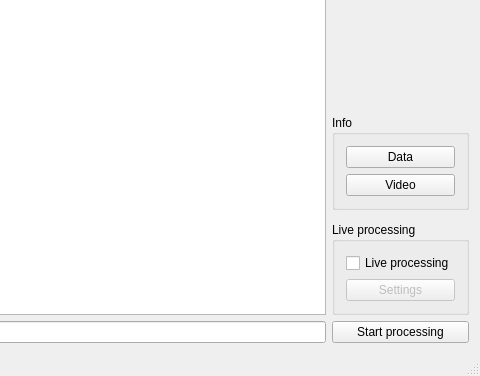
Old version of the form src/ui/advboardmain.ui in the repository krajsz/AdvBoard; both pictures show x 699 to 1179 and y 325 to 701 of the 1179 by 701 pixel window.
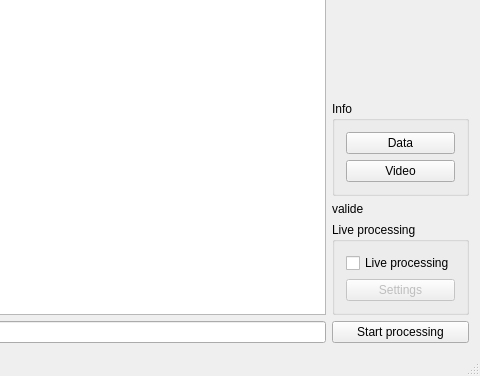
New version of the form. Custom widgets are drawn as their Qt base class.

Diff of the .ui file:
```diff
--- a/src/ui/advboardmain.ui
+++ b/src/ui/advboardmain.ui
@@ -150,6 +150,13 @@
       </property>
      </widget>
     </item>
+    <item row="4" column="1">
+     <widget class="QLabel" name="validLabel">
+      <property name="text">
+       <string>valide</string>
+      </property>
+     </widget>
+    </item>
    </layout>
   </widget>
   <widget class="QMenuBar" name="menuBar">
```
Left out of the diff: 2 changed lines with no effect on the pictures.
